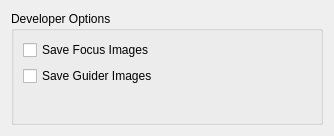
First picture: the form in kstars/options/opsdeveloper.ui, repository KDE/kstars, before the edit.
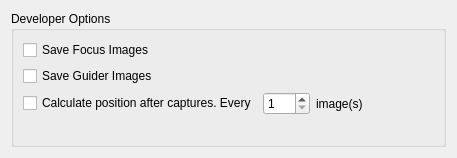
Second picture: the form after the edit.

Commit message: Check position after captures

```diff
--- a/kstars/options/opsdeveloper.ui
+++ b/kstars/options/opsdeveloper.ui
@@ -6,8 +6,8 @@
    <rect>
     <x>0</x>
     <y>0</y>
-    <width>334</width>
-    <height>136</height>
+    <width>457</width>
+    <height>158</height>
    </rect>
   </property>
   <layout class="QGridLayout" name="gridLayout">
@@ -55,6 +55,40 @@
            </widget>
           </item>
           <item row="2" column="0">
+           <layout class="QHBoxLayout" name="capturePositionLayout">
+            <item>
+             <widget class="QCheckBox" name="kcfg_CapturePosition">
+              <property name="toolTip">
+               <string>If checked, captured image position will be solved</string>
+              </property>
+              <property name="whatsThis">
+               <string>If checked, captured image position will be solved</string>
+              </property>
+              <property name="text">
+               <string>Calculate position after captures. Every</string>
+              </property>
+             </widget>
+            </item>
+            <item>
+             <widget class="QSpinBox" name="kcfg_CapturePositionEvery">
+              <property name="minimum">
+               <number>1</number>
+              </property>
+              <property name="maximum">
+               <number>999</number>
+              </property>
+             </widget>
+            </item>
+            <item>
+             <widget class="QLabel" name="label_2">
+              <property name="text">
+               <string>image(s)</string>
+              </property>
+             </widget>
+            </item>
+           </layout>
+          </item>
+          <item row="3" column="0">
            <spacer name="verticalSpacer">
             <property name="orientation">
              <enum>Qt::Vertical</enum>
```
The commit also changes 7 other files.
